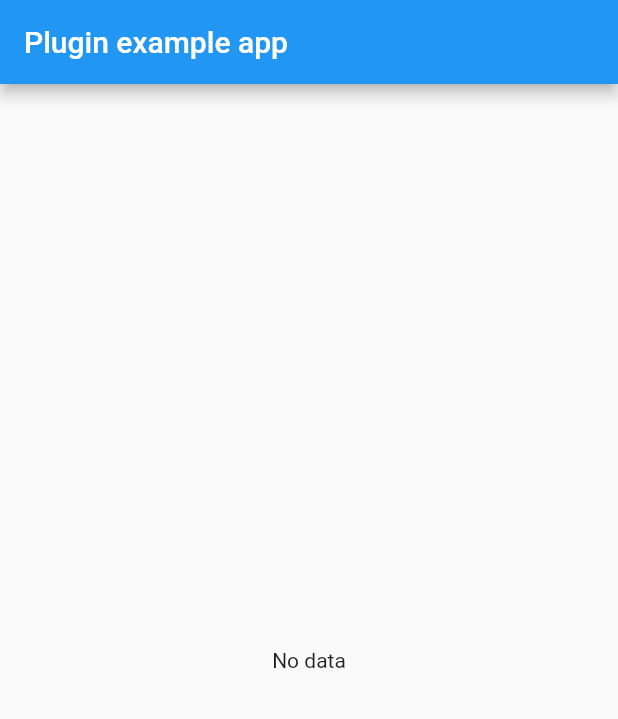
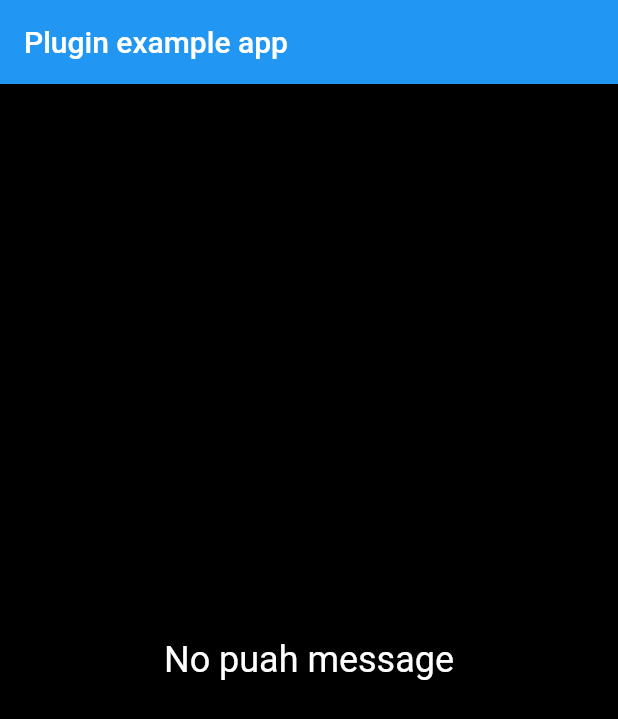
Before and after one commit to ably-labs/PushInterfacePOC, a Flutter app: the screen it shows after launch, on a phone screen of 412 x 824 dp. Shown: the top 719 px of the screen. Run offline on Flutter 3.47's test engine with Material 2 defaults, Android fonts, the light colour scheme and no system bars.

```diff
--- a/default_android_provider/example/lib/main.dart
+++ b/default_android_provider/example/lib/main.dart
@@ -50,6 +50,7 @@ class _MyAppState extends State<MyApp> {
   Widget build(BuildContext context) {
     return MaterialApp(
       home: Scaffold(
+        backgroundColor: Colors.black,
         appBar: AppBar(
           title: const Text('Plugin example app'),
         ),
@@ -59,9 +60,15 @@ class _MyAppState extends State<MyApp> {
             builder: (context, snapshot) {
               if (snapshot.hasData) {
                 AblyCompatibleMessage ablyMessage =  snapshot.data as AblyCompatibleMessage;
-                return Text(ablyMessage.message);
+                return Text(
+                  ablyMessage.message,
+                  style: TextStyle(color: Colors.white, fontSize: 24),
+                );
               }
-              return Text('No data');
+              return Text(
+                "No puah message",
+                style: TextStyle(color: Colors.white, fontSize: 24),
+              );
             },
           )
 
```
Also changed, not shown: 2 other files.
